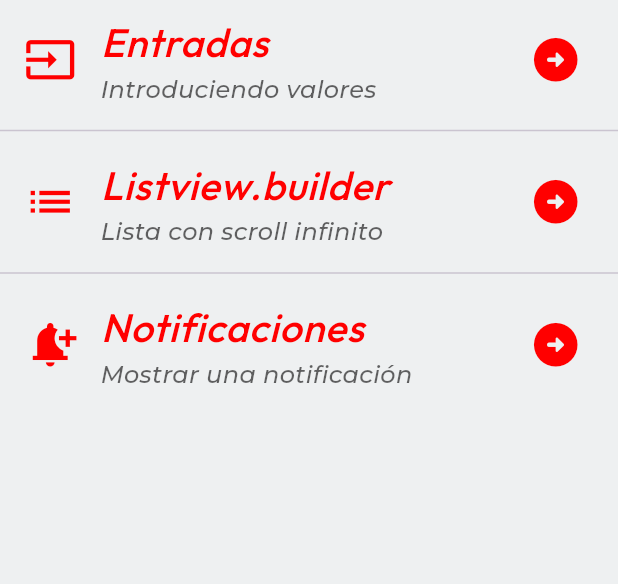
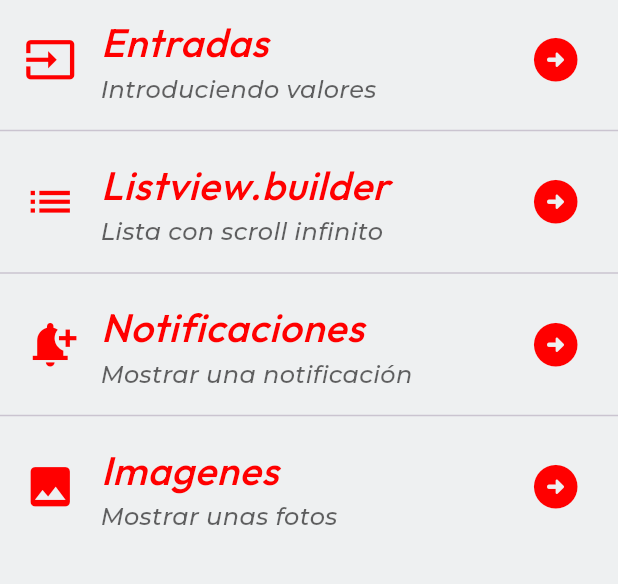
Before and after one commit to JesherI/componentes_flutter, a Flutter app: the screen it shows after launch, on a phone screen of 412 x 824 dp, the part 84-668 px from its top. Run offline on Flutter 3.47's test engine with Material 3 defaults, Android fonts, the phone set to English and light mode, and no system bars; our stand-ins replace google_fonts.

Commit message:
Adding Asset Image

```diff
--- a/lib/screens/home_screen.dart
+++ b/lib/screens/home_screen.dart
@@ -1,4 +1,5 @@
 import 'package:flutter/material.dart';
+import 'package:practica3/screens/images_screen.dart';
 import 'package:practica3/screens/infinite_scroll_screen.dart';
 import 'package:practica3/screens/input_screen.dart';
 import 'package:practica3/screens/notifications_screen.dart';
@@ -89,6 +90,31 @@ class HomeScreen extends StatelessWidget {
               Navigator.push(context, ruta1);
             },
           ),
+          const Divider(),
+          ListTile(
+            title: Text(
+              'Imagenes',
+              style: AppTheme.lightTheme.textTheme.headlineLarge,
+            ),
+            subtitle: Text('Mostrar unas fotos',
+                style: AppTheme.lightTheme.textTheme.bodySmall),
+            leading: IconTheme(
+              data: AppTheme.lightTheme.iconTheme,
+              child: const Icon(Icons.image),
+            ),
+            trailing: IconTheme(
+              data: AppTheme.lightTheme.iconTheme,
+              child: const Icon(Icons.arrow_circle_right_rounded),
+            ),
+            onTap: () {
+              final ruta1 = MaterialPageRoute(
+                builder: (context) {
+                  return const ImagesScreen();
+                },
+              );
+              Navigator.push(context, ruta1);
+            },
+          ),
         ],
       ),
     );
--- a/pubspec.yaml
+++ b/pubspec.yaml
@@ -18,3 +18,5 @@ dev_dependencies:
 
 flutter:
   uses-material-design: true
+  assets:
+    - assets/img/Jeshersin.jpg
```
Also changed, not shown: lib/screens/images_screen.dart (added, +24 -0 lines), assets/img/Jeshersin.jpg (added).
